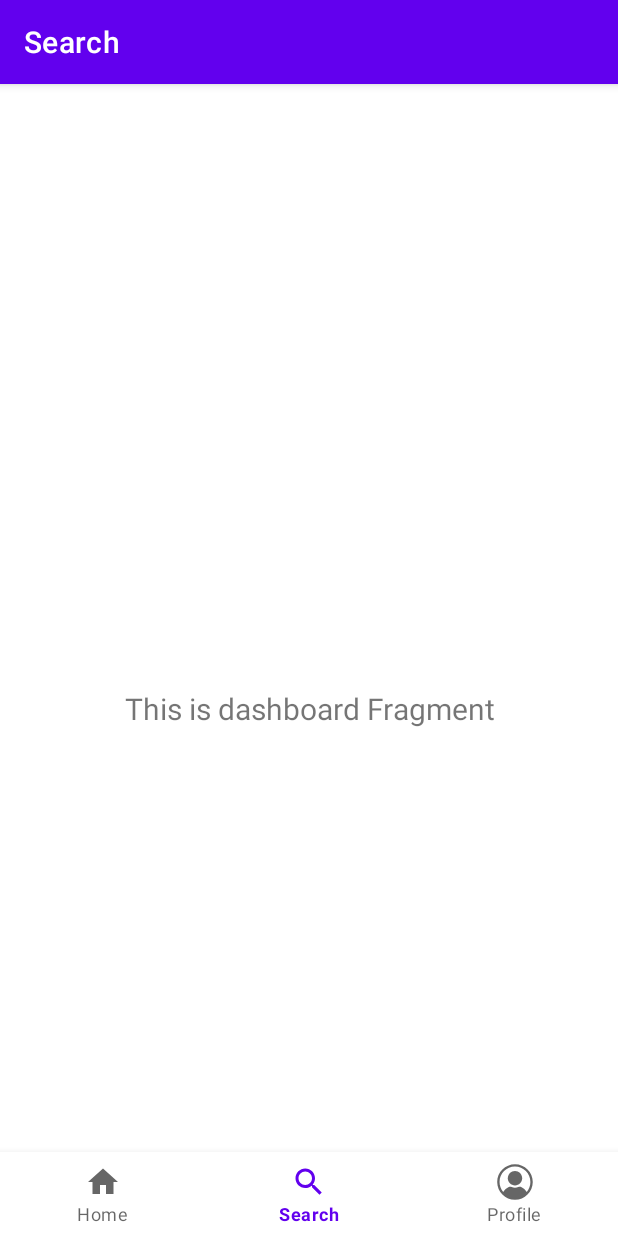
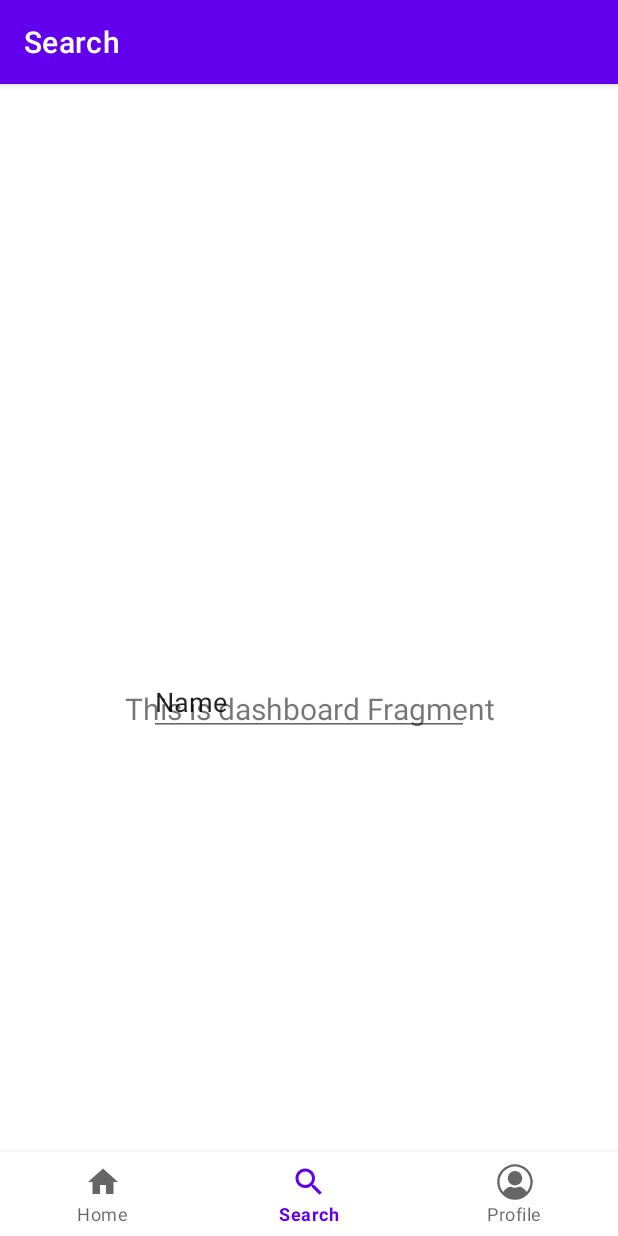
Before and after one commit to 60letamozgovnet/firstAndroidApp, an Android app: the DashboardFragment screen opened through its navigation route, on a phone screen of 412 x 824 dp. Run offline under Robolectric (Android 15) with nearby library versions, the phone set to English and light mode, and no system bars; our stand-ins replace navigation-ui.

Commit message:
edit text plain tex

```diff
--- a/app/src/main/res/layout/fragment_dashboard.xml
+++ b/app/src/main/res/layout/fragment_dashboard.xml
@@ -19,4 +19,17 @@
         app:layout_constraintEnd_toEndOf="parent"
         app:layout_constraintStart_toStartOf="parent"
         app:layout_constraintTop_toTopOf="parent" />
+
+     <EditText
+            android:id="@+id/editTextText"
+            android:layout_width="wrap_content"
+            android:layout_height="wrap_content"
+            android:ems="10"
+            android:inputType="text"
+            android:text="Name"
+            app:layout_constraintBottom_toBottomOf="parent"
+            app:layout_constraintEnd_toEndOf="parent"
+            app:layout_constraintStart_toStartOf="parent"
+            app:layout_constraintTop_toTopOf="parent" />
+
 </androidx.constraintlayout.widget.ConstraintLayout>
```
